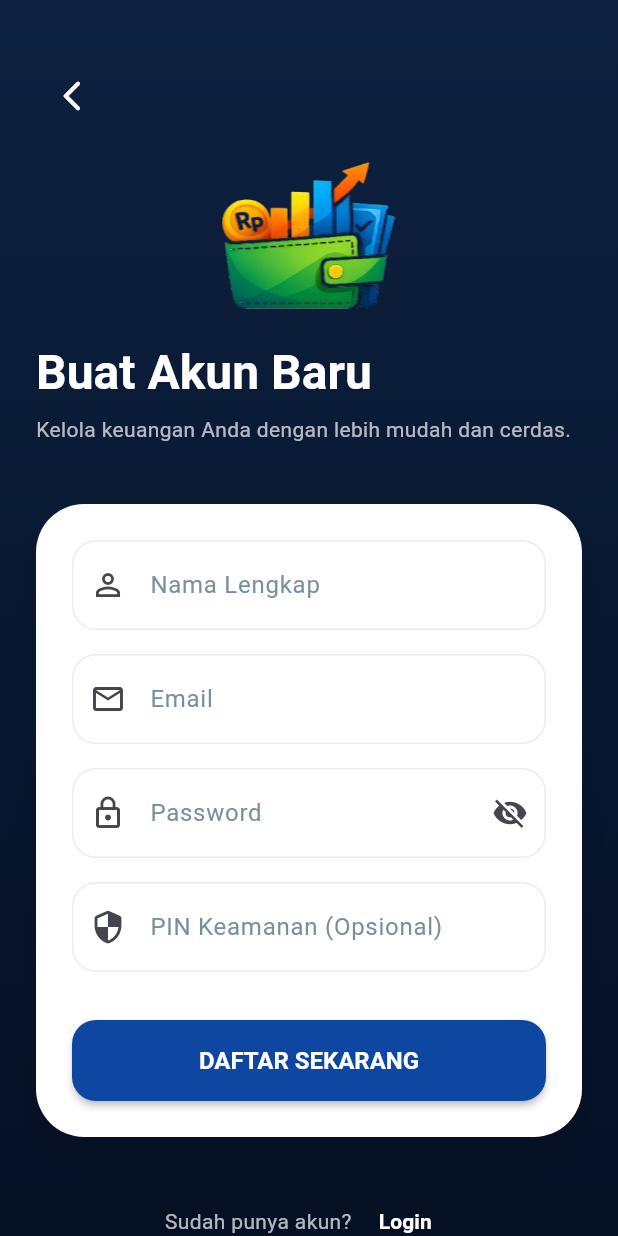
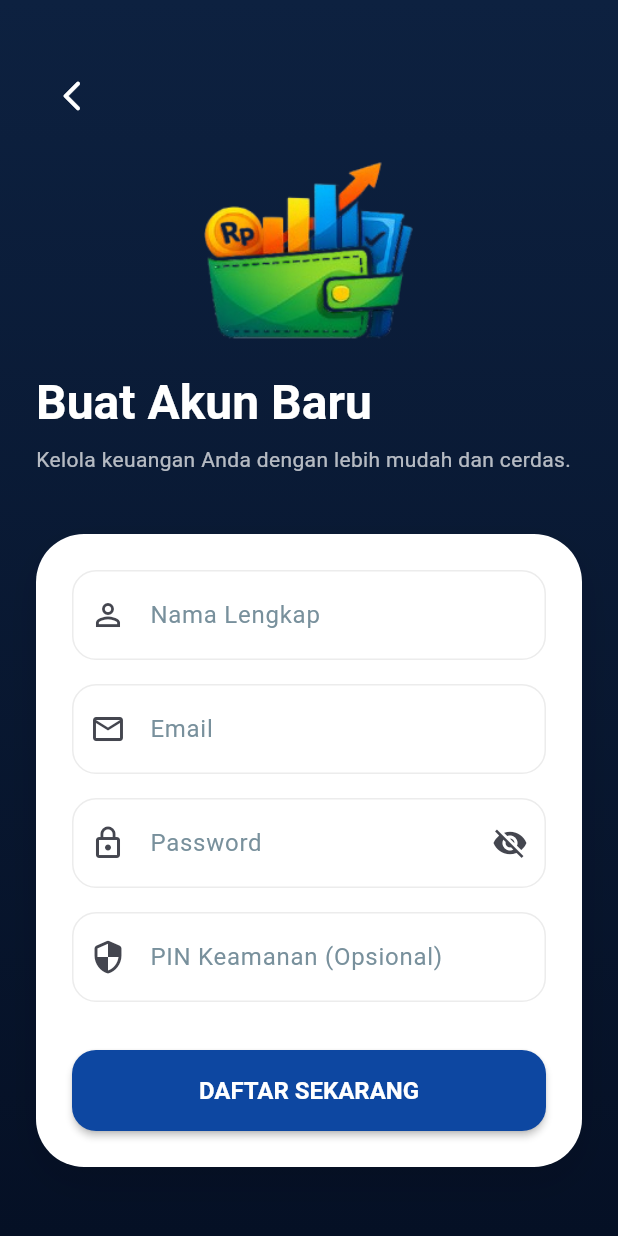
Before and after one commit to almusyaddad00-design/monetra-backend, a Flutter app: the RegisterScreen screen opened by its route, on a phone screen of 412 x 824 dp. Run offline on Flutter 3.47's test engine with Material 3 defaults, Android fonts, the phone set to English and light mode, and no system bars; our stand-ins replace dio, flutter_riverpod, go_router, shared_preferences, sqflite, sqflite_common_ffi and 2 more; accounts and stored records are empty; network calls fail.

Commit message:
Update register screen logo

```diff
--- a/mobile/lib/presentation/screens/auth/register_screen.dart
+++ b/mobile/lib/presentation/screens/auth/register_screen.dart
@@ -66,9 +66,13 @@ class _RegisterScreenState extends ConsumerState<RegisterScreen> {
                   ),
                   const SizedBox(height: 20),
                   Center(
-                    child: Image.asset(
-                      'assets/images/logo_icon.png',
-                      height: 100,
+                    child: Hero(
+                      tag: 'app_logo',
+                      child: Image.asset(
+                        'assets/images/logo_full.png',
+                        height: 120,
+                        fit: BoxFit.contain,
+                      ),
                     ),
                   ),
                   const SizedBox(height: 20),
```
